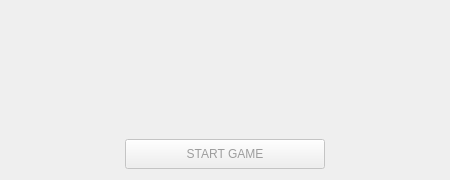
First picture: the form in graphics_lobby/waitRoom.ui, repository Cbravor1991/Whorms, before the edit.
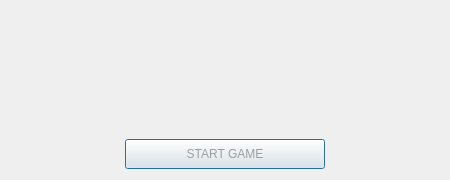
Second picture: the form after the edit. Icons and pictures are not drawn.

Patch:
```diff
--- a/graphics_lobby/waitRoom.ui
+++ b/graphics_lobby/waitRoom.ui
@@ -35,7 +35,7 @@
      <item>
       <widget class="QPushButton" name="start">
        <property name="enabled">
-        <bool>false</bool>
+        <bool>true</bool>
        </property>
        <property name="sizePolicy">
         <sizepolicy hsizetype="Minimum" vsizetype="Minimum">
```
